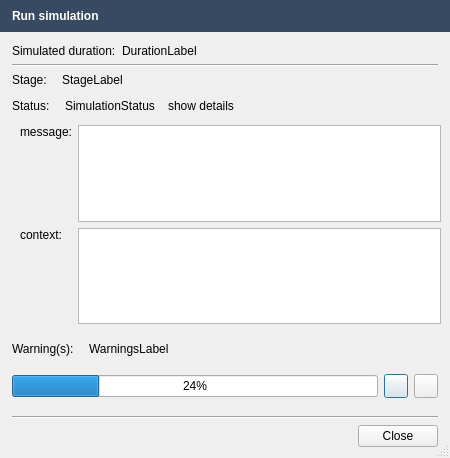
First picture: the form in src/openfluid/ui/common/RunSimulationDialog.ui, repository jylfc0307/OpenFluidPlus, before the edit.
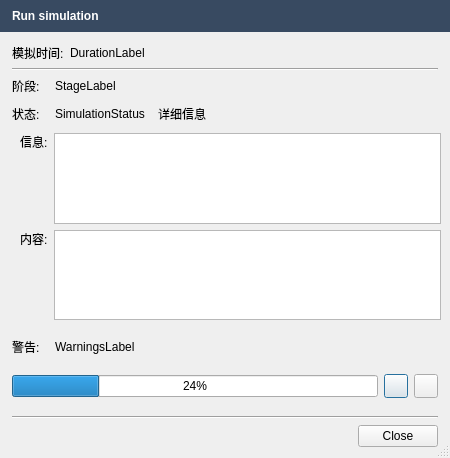
Second picture: the form after the edit. Custom widgets are drawn as their Qt base class.

The edit to the form file:
```diff
--- a/src/openfluid/ui/common/RunSimulationDialog.ui
+++ b/src/openfluid/ui/common/RunSimulationDialog.ui
@@ -113,7 +113,7 @@
      <item>
       <widget class="QLabel" name="label">
        <property name="text">
-        <string>Simulated duration:</string>
+        <string>模拟时间:</string>
        </property>
       </widget>
      </item>
@@ -162,7 +162,7 @@
        <item>
         <widget class="QLabel" name="label_4">
          <property name="text">
-          <string>Stage:</string>
+          <string>阶段:</string>
          </property>
         </widget>
        </item>
@@ -189,7 +189,7 @@
        <item>
         <widget class="QLabel" name="label_2">
          <property name="text">
-          <string>Status:</string>
+          <string>状态:</string>
          </property>
         </widget>
        </item>
@@ -209,7 +209,7 @@
        <item>
         <widget class="openfluid::ui::common::ActionLabel" name="ShowErrorLabel">
          <property name="text">
-          <string>show details</string>
+          <string>详细信息</string>
          </property>
          <property name="indent">
           <number>4</number>
@@ -255,7 +255,7 @@
         <item row="0" column="0">
          <widget class="QLabel" name="ErrorMessageLabel">
           <property name="text">
-           <string>message:</string>
+           <string>信息:</string>
           </property>
           <property name="alignment">
            <set>Qt::AlignLeading|Qt::AlignLeft|Qt::AlignTop</set>
@@ -286,7 +286,7 @@
         <item row="1" column="0">
          <widget class="QLabel" name="ErrorContextLabel">
           <property name="text">
-           <string>context:</string>
+           <string>内容:</string>
           </property>
           <property name="alignment">
            <set>Qt::AlignLeading|Qt::AlignLeft|Qt::AlignTop</set>
@@ -334,7 +334,7 @@
        <item>
         <widget class="QLabel" name="label_5">
          <property name="text">
-          <string>Warning(s):</string>
+          <string>警告:</string>
          </property>
         </widget>
        </item>
```
